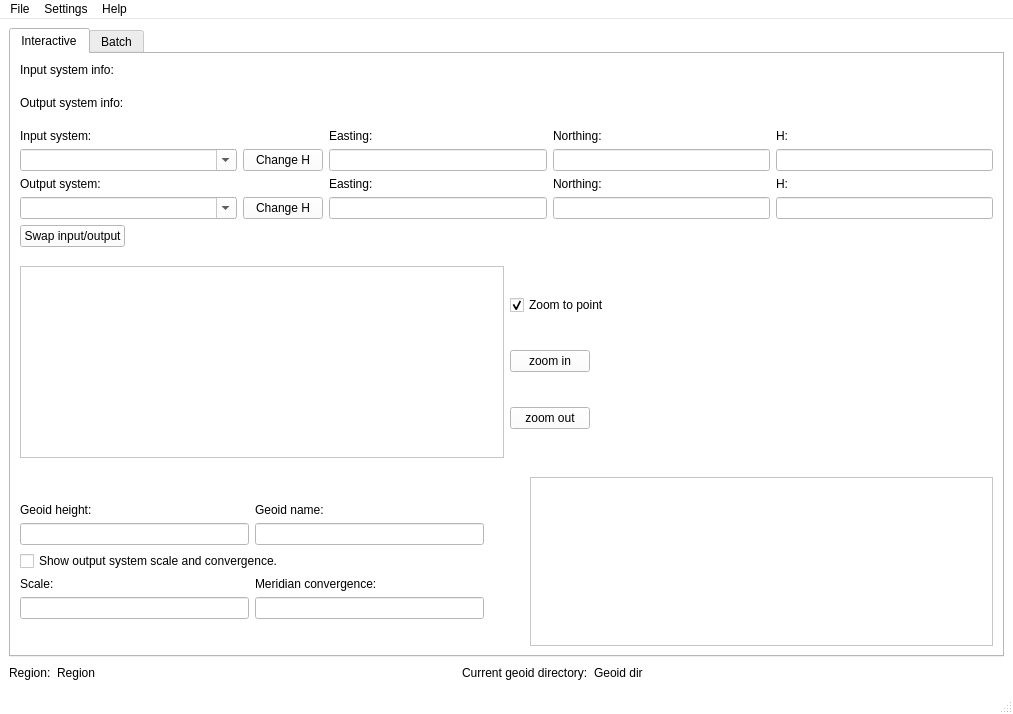
Before: the Qt Designer form UI/GSTtrans.ui in MartinHvidberg/kmstrans_fra_SDFE_SEQ200131, drawn with Qt 5.
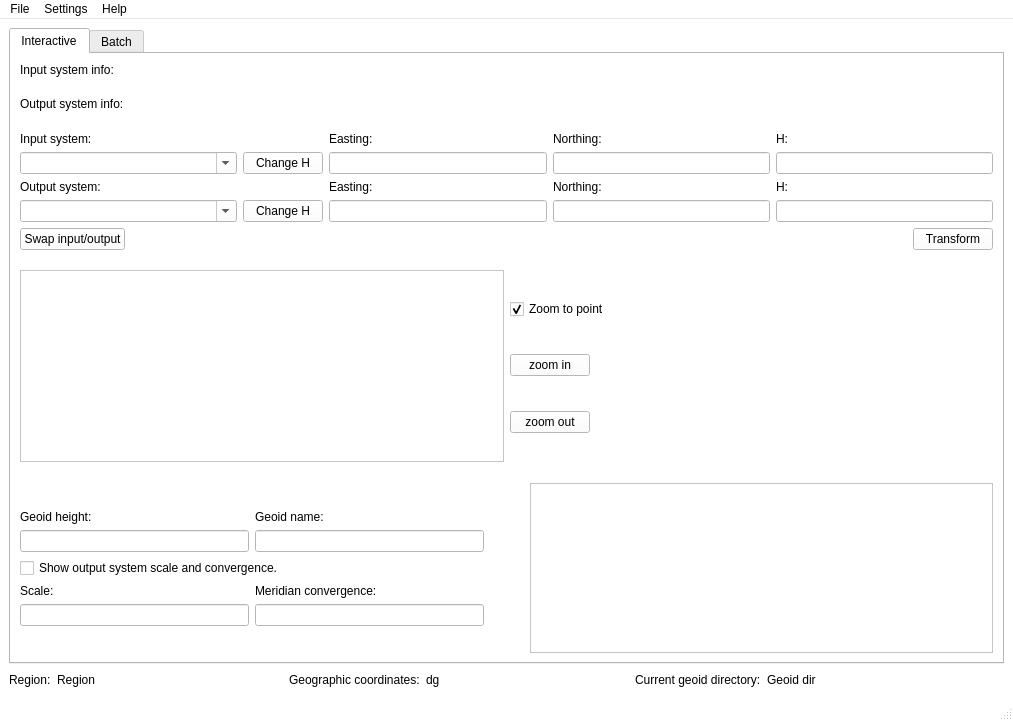
After: the same form once the commit is applied. The open tabs and pages were chosen to show the change. Icons and pictures are not drawn.

Commit message: Layout changes from external feedback

```diff
--- a/UI/GSTtrans.ui
+++ b/UI/GSTtrans.ui
@@ -8,7 +8,7 @@
     <x>0</x>
     <y>0</y>
     <width>1013</width>
-    <height>714</height>
+    <height>721</height>
    </rect>
   </property>
   <property name="sizePolicy">
@@ -458,21 +458,21 @@
    <layout class="QGridLayout" name="gridLayout_5">
     <item row="1" column="0">
      <layout class="QGridLayout" name="gridLayout_20">
-      <item row="0" column="3">
+      <item row="0" column="6">
        <widget class="QLabel" name="lbl_current_geoid_directory">
         <property name="text">
          <string>Current geoid directory:</string>
         </property>
        </widget>
       </item>
-      <item row="0" column="4">
+      <item row="0" column="7">
        <widget class="QLabel" name="lbl_geoid_dir_value">
         <property name="text">
          <string>Geoid dir</string>
         </property>
        </widget>
       </item>
-      <item row="0" column="7">
+      <item row="0" column="10">
        <spacer name="horizontalSpacer_2">
         <property name="orientation">
          <enum>Qt::Horizontal</enum>
@@ -492,7 +492,7 @@
         </property>
        </widget>
       </item>
-      <item row="0" column="2">
+      <item row="0" column="5">
        <spacer name="horizontalSpacer_14">
         <property name="orientation">
          <enum>Qt::Horizontal</enum>
@@ -512,6 +512,33 @@
         </property>
        </widget>
       </item>
+      <item row="0" column="2">
+       <spacer name="horizontalSpacer_3">
+        <property name="orientation">
+         <enum>Qt::Horizontal</enum>
+        </property>
+        <property name="sizeHint" stdset="0">
+         <size>
+          <width>40</width>
+          <height>20</height>
+         </size>
+        </property>
+       </spacer>
+      </item>
+      <item row="0" column="3">
+       <widget class="QLabel" name="lbl_geo_coords">
+        <property name="text">
+         <string>Geographic coordinates:</string>
+        </property>
+       </widget>
+      </item>
+      <item row="0" column="4">
+       <widget class="QLabel" name="lbl_geo_coords_value">
+        <property name="text">
+         <string>dg</string>
+        </property>
+       </widget>
+      </item>
      </layout>
     </item>
     <item row="0" column="0">
@@ -794,6 +821,19 @@
             </property>
            </spacer>
           </item>
+          <item>
+           <widget class="QPushButton" name="bt_interactive_transform">
+            <property name="toolTip">
+             <string>Trigger a transformation</string>
+            </property>
+            <property name="whatsThis">
+             <string>Trigger a transformation.</string>
+            </property>
+            <property name="text">
+             <string>Transform</string>
+            </property>
+           </widget>
+          </item>
          </layout>
         </item>
         <item>
```
Left out of the diff: 4 changed lines with no effect on the pictures. The commit also changes 7 other files.
